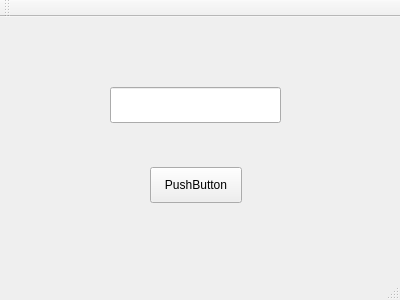
This is client/gui/loginscreen.ui in INanaay/CPP_babel_2018 as Qt 5 draws it before an edit. The edited form follows.
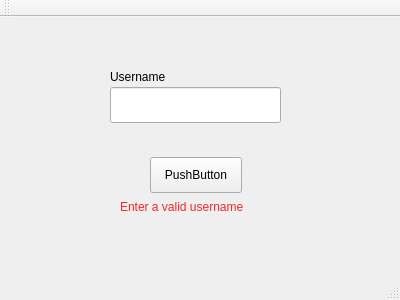
This is the edited form.

Commit message: started main window design

Diff of the .ui file:
```diff
--- a/client/gui/loginscreen.ui
+++ b/client/gui/loginscreen.ui
@@ -18,7 +18,7 @@
     <property name="geometry">
      <rect>
       <x>150</x>
-      <y>150</y>
+      <y>140</y>
       <width>92</width>
       <height>36</height>
      </rect>
@@ -40,6 +40,32 @@
      <string/>
     </property>
    </widget>
+   <widget class="QLabel" name="label">
+    <property name="geometry">
+     <rect>
+      <x>110</x>
+      <y>50</y>
+      <width>81</width>
+      <height>20</height>
+     </rect>
+    </property>
+    <property name="text">
+     <string>Username</string>
+    </property>
+   </widget>
+   <widget class="QLabel" name="errorLabel">
+    <property name="geometry">
+     <rect>
+      <x>120</x>
+      <y>180</y>
+      <width>151</width>
+      <height>20</height>
+     </rect>
+    </property>
+    <property name="text">
+     <string>&lt;html&gt;&lt;head/&gt;&lt;body&gt;&lt;p&gt;&lt;span style=&quot; color:#ef2929;&quot;&gt;Enter a valid username&lt;/span&gt;&lt;/p&gt;&lt;/body&gt;&lt;/html&gt;</string>
+    </property>
+   </widget>
   </widget>
   <widget class="QMenuBar" name="menuBar">
    <property name="geometry">
```
The commit also changes 7 other files.
